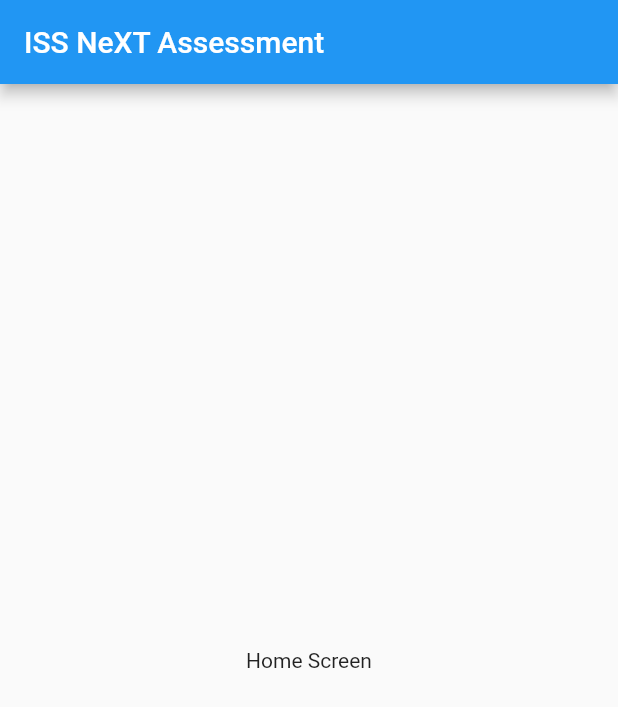
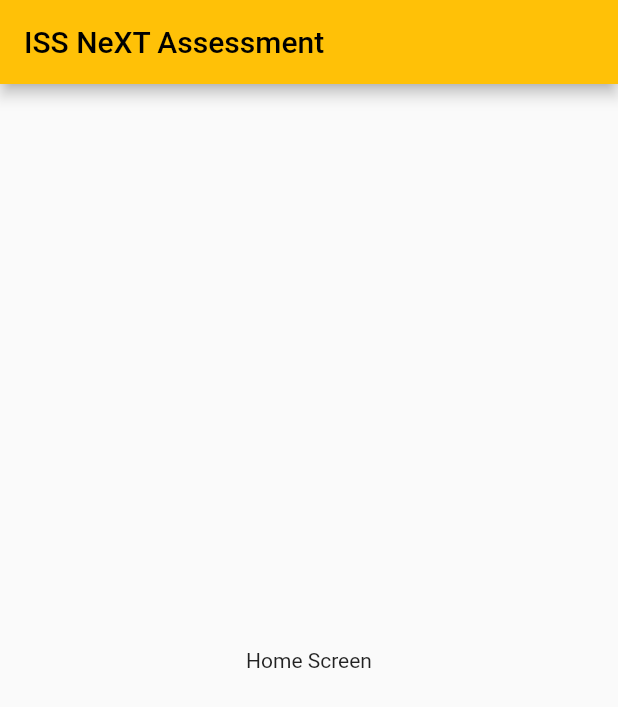
Before and after one commit to afiqaimanafr/NeXT-assessment, a Flutter app: the screen it shows after launch, on a phone screen of 412 x 824 dp. Shown: the top 707 px of the screen. Run offline on Flutter 3.47's test engine with Material 2 defaults, Android fonts, the phone set to English and light mode, and no system bars.

Commit message:
intl update

```diff
--- a/lib/main.dart
+++ b/lib/main.dart
@@ -13,7 +13,7 @@ class MyApp extends StatelessWidget {
     return MaterialApp(
       title: 'ISS NeXT Assessment',
       theme: ThemeData(
-        primarySwatch: Colors.blue,
+        primarySwatch: Colors.amber,
       ),
       home: const HomeScreen(),
       debugShowCheckedModeBanner: false,
--- a/pubspec.yaml
+++ b/pubspec.yaml
@@ -29,6 +29,7 @@ environment:
 dependencies:
   flutter:
     sdk: flutter
+  intl: ^0.17.0
 
 
   # The following adds the Cupertino Icons font to your application.
```
Also changed, not shown: pubspec.lock.
